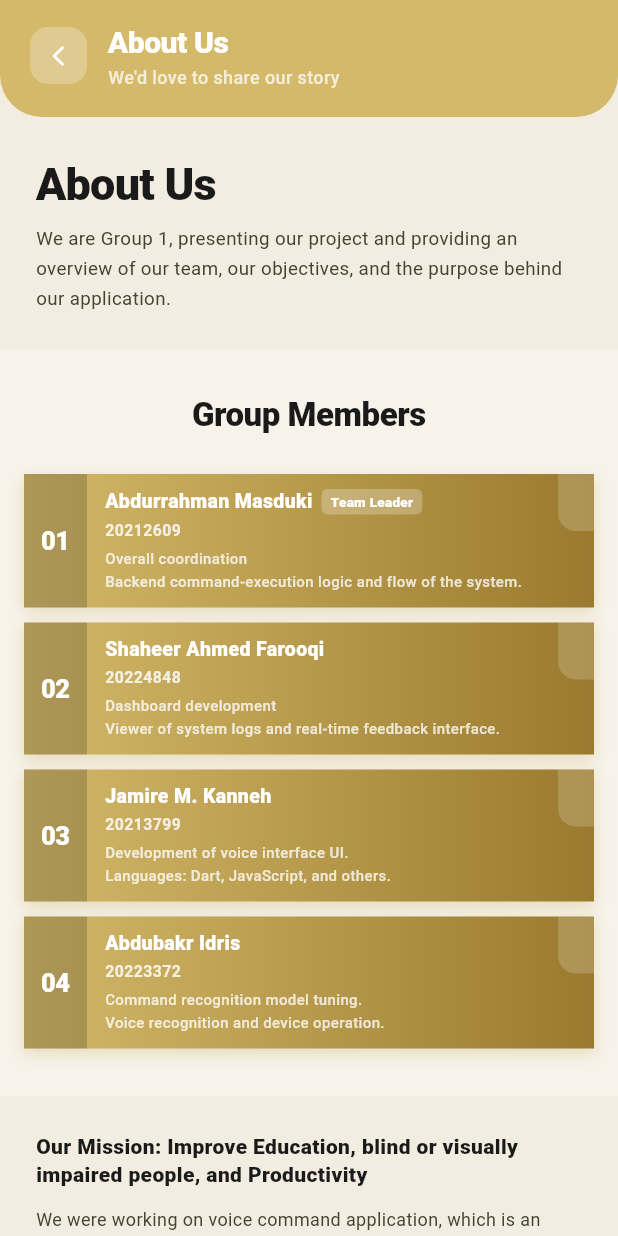
After one commit to jamirekanneh/voxapplication, a Flutter app: the AboutUsPage screen opened directly, on a phone screen of 412 x 824 dp. The commit adds this screen. Run offline on Flutter 3.47's test engine with Material 3 defaults, Android fonts, the phone set to English and light mode, and no system bars; our stand-ins replace app_links, cloud_firestore, file_picker, firebase_auth, firebase_core, flutter_tts and 6 more; missing offline and left inert: syncfusion_flutter_pdf; accounts and stored records are empty.

Commit message:
About us page

```diff
--- /dev/null
+++ b/lib/About_Us_Page.dart
@@ -0,0 +1,543 @@
+import 'package:flutter/material.dart';
+
+class AboutUsPage extends StatefulWidget {
+  const AboutUsPage({super.key});
+
+  @override
+  State<AboutUsPage> createState() => _AboutUsPageState();
+}
+
+class _AboutUsPageState extends State<AboutUsPage>
+    with SingleTickerProviderStateMixin {
+  // ── VOX Color Palette (matches menu + contact pages) ──────────────
+  static const Color primaryGold = Color(0xFFD4B96A); // header gold
+  static const Color darkGold = Color(0xFFB89A45);
+  static const Color creamBg = Color(0xFFF3E5AB); // menu bg
+  static const Color sectionBg1 = Color(0xFFF2EDE0); // light warm cream
+  static const Color sectionBg2 = Color(0xFFF7F3EA); // slightly lighter
+  static const Color darkText = Color(0xFF1A1A1A);
+  static const Color bodyText = Color(0xFF444433);
+  static const Color mutedText = Color(0xFF888877);
+
+  // Board of Directors
+  final List<Map<String, String>> _directors = [
+    {
+      'name': 'Abdurrahman Masduki',
+      'id': '20212609',
+      'title': 'Team Leader',
+      'role':
+          'Overall coordination\nBackend command-execution logic and flow of the system.',
+      'initials': 'AM',
+    },
+    {
+      'name': 'Shaheer Ahmed Farooqi',
+      'id': '20224848',
+      'title': '',
+      'role':
+          'Dashboard development\nViewer of system logs and real-time feedback interface.',
+      'initials': 'SA',
+    },
+    {
+      'name': 'Jamire M. Kanneh',
+      'id': '20213799',
+      'title': '',
+      'role':
+          'Development of voice interface UI.\nLanguages: Dart, JavaScript, and others.',
+      'initials': 'JK',
+    },
+    {
+      'name': 'Abdubakr Idris',
+      'id': '20223372',
+      'title': '',
+      'role':
+          'Command recognition model tuning.\nVoice recognition and device operation.',
+      'initials': 'AI',
+    },
+  ];
+
+  // Testimonials
+  final List<Map<String, String>> _testimonials = [
+    {
+      'quote':
+          '"VOX is a platform that listens and invests in its users. They know that our success is their success."',
+      'name': 'FRANK LOUGHAN',
+      'role': 'VP Revenue Operations',
+      'company': 'ARC Document Solutions',
+      'initials': 'FL',
+    },
+    {
+      'quote':
+          '"Since using VOX, our team productivity has grown by over 40%. The interface is intuitive and powerful."',
+      'name': 'SARAH MITCHELL',
+      'role': 'Head of Marketing',
+      'company': 'Brightwave Inc.',
+      'initials': 'SM',
+    },
+    {
+      'quote':
+          '"VOX transformed how we manage customer relationships. We would not go back to any other tool."',
+      'name': 'JAMES OKORO',
+      'role': 'CEO',
+      'company': 'Nexus Retail Group',
+      'initials': 'JO',
+    },
+    {
+      'quote':
+          '"The onboarding was seamless and the support team is world-class. Highly recommend VOX to every business."',
+      'name': 'LINDA VOSS',
+      'role': 'Operations Director',
+      'company': 'Summit Logistics',
+      'initials': 'LV',
+    },
+  ];
+
+  int _currentTestimonial = 0;
+  late AnimationController _fadeCtrl;
+  late Animation<double> _fadeAnim;
+
+  @override
+  void initState() {
+    super.initState();
+    _fadeCtrl = AnimationController(
+      vsync: this,
+      duration: const Duration(milliseconds: 500),
+    );
+    _fadeAnim = CurvedAnimation(parent: _fadeCtrl, curve: Curves.easeOut);
+    _fadeCtrl.forward();
+  }
+
+  @override
+  void dispose() {
+    _fadeCtrl.dispose();
+    super.dispose();
+  }
+
+  void _changeTestimonial(int index) {
+    _fadeCtrl.reset();
+    setState(() => _currentTestimonial = index);
+    _fadeCtrl.forward();
+  }
+
+  @override
+  Widget build(BuildContext context) {
+    return Scaffold(
+      backgroundColor: sectionBg1,
+      body: Column(
+        children: [
+          _buildHeader(context),
+          Expanded(
+            child: SingleChildScrollView(
+              child: Column(
+                children: [
+                  _buildHeroSection(),
+                  _buildBoardSection(),
+                  _buildMissionSection(),
+                  _buildStorySection(),
+                  _buildTestimonialsSection(),
+                ],
+              ),
+            ),
+          ),
+        ],
+      ),
+    );
+  }
+
+  // ── Header ─────────────────────────────────────────────────────────
+  Widget _buildHeader(BuildContext context) {
+    return Container(
+      width: double.infinity,
+      padding: EdgeInsets.only(
+        top: MediaQuery.of(context).padding.top + 14,
+        bottom: 18,
+        left: 20,
+        right: 20,
+      ),
+      decoration: const BoxDecoration(
+        color: primaryGold,
+        borderRadius: BorderRadius.vertical(bottom: Radius.circular(28)),
+      ),
+      child: Row(
+        children: [
+          GestureDetector(
+            onTap: () => Navigator.of(context).pop(),
+            child: Container(
+              width: 38,
+              height: 38,
+              decoration: BoxDecoration(
+                color: Colors.white.withOpacity(0.25),
+                borderRadius: BorderRadius.circular(12),
+              ),
+              child: const Icon(
+                Icons.arrow_back_ios_new_rounded,
+                color: Colors.white,
+                size: 16,
+              ),
+            ),
+          ),
+          const SizedBox(width: 14),
+          Expanded(
+            child: Column(
+              crossAxisAlignment: CrossAxisAlignment.start,
+              children: [
+                const Text(
+                  'About Us',
+                  style: TextStyle(
+                    fontSize: 20,
+                    fontWeight: FontWeight.w900,
+                    color: Colors.white,
+                    letterSpacing: -0.3,
+                  ),
+                ),
+                Text(
+                  'We\'d love to share our story',
+                  style: TextStyle(
+                    fontSize: 12,
+                    color: Colors.white.withOpacity(0.75),
+                    fontWeight: FontWeight.w500,
+                  ),
+                ),
+              ],
+            ),
+          ),
+          Container(width: 38, height: 38), // spacer to balance header
+        ],
+      ),
+    );
+  }
+
+  // ── Hero ───────────────────────────────────────────────────────────
+  Widget _buildHeroSection() {
+    return Container(
+      color: sectionBg1,
+      padding: const EdgeInsets.fromLTRB(24, 28, 24, 24),
+      child: Column(
+        crossAxisAlignment: CrossAxisAlignment.start,
+        children: [
+          const Text(
+            'About Us',
+            style: TextStyle(
+              fontSize: 30,
+              fontWeight: FontWeight.w900,
+              color: darkText,
+              letterSpacing: -0.5,
+              height: 1.1,
+            ),
+          ),
+          const SizedBox(height: 10),
+          Text(
+            "We are Group 1, presenting our project and providing an overview of our team, our objectives, and the purpose behind our application.",
+            style: TextStyle(fontSize: 12.5, color: bodyText, height: 1.6),
+          ),
+        ],
+      ),
+    );
+  }
+
+  // ── Board of Directors ─────────────────────────────────────────────
+  Widget _buildBoardSection() {
+    return Container(
+      color: sectionBg2,
+      padding: const EdgeInsets.fromLTRB(16, 28, 16, 32),
+      child: Column(
+        children: [
+          const Text(
+            'Group Members',
+            style: TextStyle(
+              fontSize: 22,
+              fontWeight: FontWeight.w900,
+              color: darkText,
+              letterSpacing: -0.3,
+            ),
+          ),
+          const SizedBox(height: 24),
+
+          // Stacked column of 4 wide horizontal cards
+          Column(
+            children: _directors.asMap().entries.map((entry) {
+              return Padding(
+                padding: EdgeInsets.only(
+                  bottom: entry.key < _directors.length - 1 ? 10 : 0,
+                ),
+                child: _directorCard(entry.value, entry.key + 1),
+              );
+            }).toList(),
+          ),
+        ],
+      ),
+    );
+  }
+
+  Widget _directorCard(Map<String, String> director, int index) {
+    final name = director['name']!;
+    final id = director['id']!;
+    final title = director['title']!;
+    final role = director['role']!;
+
+    return Container(
+      width: double.infinity,
+      decoration: BoxDecoration(
+        borderRadius: BorderRadius.zero,
+        gradient: const LinearGradient(
+          begin: Alignment.centerLeft,
+          end: Alignment.centerRight,
+          colors: [Color(0xFFD4B96A), Color(0xFF9A7A2E)],
+        ),
+        boxShadow: [
+          BoxShadow(
+            color: const Color(0xFFB89A45).withOpacity(0.3),
+            blurRadius: 8,
+            offset: const Offset(0, 3),
+          ),
+        ],
+      ),
+      child: Stack(
+        children: [
+          // ── Top-right corner accent ──────────────────────────
+          Positioned(
+            top: 0,
+            right: 0,
+            child: Container(
+              width: 24,
+              height: 38,
+              decoration: BoxDecoration(
+                color: Colors.white.withOpacity(0.18),
+                borderRadius: const BorderRadius.only(
+                  bottomLeft: Radius.circular(12),
+                ),
+              ),
+            ),
+          ),
+
+          // ── Number badge on left ─────────────────────────────
+          Positioned(
+            left: 0,
+            top: 0,
+            bottom: 0,
+            child: Container(
+              width: 42,
+              color: Colors.black.withOpacity(0.18),
+              child: Center(
+                child: Text(
+                  '0$index',
+                  style: const TextStyle(
+                    fontSize: 17,
+                    fontWeight: FontWeight.w900,
+                    color: Colors.white,
+                    letterSpacing: -0.5,
+                  ),
+                ),
+              ),
+            ),
+          ),
+
+          // ── Text content ────────────────────────────────────
+          Padding(
+            padding: const EdgeInsets.fromLTRB(54, 10, 36, 10),
+            child: Column(
+              crossAxisAlignment: CrossAxisAlignment.start,
+              mainAxisSize: MainAxisSize.min,
+              children: [
+                // Name + title badge on same row
+                Row(
+                  crossAxisAlignment: CrossAxisAlignment.center,
+                  children: [
+                    Flexible(
+                      child: Text(
+                        name,
+                        style: const TextStyle(
+                          fontSize: 13,
+                          fontWeight: FontWeight.w900,
+                          color: Colors.white,
+                          height: 1.2,
+                        ),
+                      ),
+                    ),
+                    if (title.isNotEmpty) ...[
+                      const SizedBox(width: 6),
+                      Container(
+                        padding: const EdgeInsets.symmetric(
+                          horizontal: 6,
+                          vertical: 2,
+                        ),
+                        decoration: BoxDecoration(
+                          color: Colors.white.withOpacity(0.25),
+                          borderRadius: BorderRadius.circular(4),
+                        ),
+                        child: Text(
+                          title,
+                          style: const TextStyle(
+                            fontSize: 9,
+                            fontWeight: FontWeight.w800,
+                            color: Colors.white,
+                            letterSpacing: 0.2,
+                          ),
+                        ),
+                      ),
+                    ],
+                  ],
+                ),
+                const SizedBox(height: 3),
+                // ID
+                Text(
+                  id,
+                  style: TextStyle(
+                    fontSize: 10.5,
+                    color: Colors.white.withOpacity(0.82),
+                    fontWeight: FontWeight.w700,
+                    letterSpacing: 0.3,
+                  ),
+                ),
+                const SizedBox(height: 4),
+                // Role — full multi-line
+                Text(
+                  role,
+                  style: TextStyle(
+                    fontSize: 10,
+                    color: Colors.white.withOpacity(0.78),
+                    fontWeight: FontWeight.w500,
+                    height: 1.45,
+                  ),
+                ),
+              ],
+            ),
+          ),
+        ],
+      ),
+    );
+  }
+
+  // ── Mission ────────────────────────────────────────────────────────
+  Widget _buildMissionSection() {
+    return Container(
+      color: sectionBg1,
+      padding: const EdgeInsets.fromLTRB(24, 24, 24, 24),
+      child: Column(
+        crossAxisAlignment: CrossAxisAlignment.start,
+        children: [
+          const Text(
+            'Our Mission: Improve Education, blind or visually impaired people, and Productivity',
+            style: TextStyle(
+              fontSize: 14,
+              fontWeight: FontWeight.w900,
+              color: darkText,
+              height: 1.35,
+            ),
+          ),
+          const SizedBox(height: 10),
+          Text(
+            'We were working on voice command application, which is an intelligent application that enables the user to control what is read aloud, perform certain functions, and access different forms of knowledge by merely giving commands by the mouth. The solution is innovative, as it eliminates the necessity of a manual interaction with the user as it provides a hands-free and efficient experience with digital content.',
+            style: TextStyle(fontSize: 12, color: bodyText, height: 1.6),
+          ),
+        ],
+      ),
+    );
+  }
+
+  // ── Story ──────────────────────────────────────────────────────────
+  Widget _buildStorySection() {
+    return Container(
+      color: sectionBg2,
+      padding: const EdgeInsets.fromLTRB(24, 24, 24, 24),
+      child: Column(
+        crossAxisAlignment: CrossAxisAlignment.start,
+        children: [
+          const Text(
+            'About the App',
+            style: TextStyle(
+              fontSize: 18,
+              fontWeight: FontWeight.w900,
+              color: darkText,
+            ),
+          ),
+          const SizedBox(height: 11),
+          Text(
+            'This project focuses on the design and development of a Voice Command Mobile Application that allows users to control application features, access documents, and receive audio-based information using natural voice commands. The importance of this project comes from addressing common limitations in many existing applications, such as poor design, heavy dependence on internet connectivity, and lack of proper documentation. In addition, most current voice-enabled applications are general-purpose and do not specifically support students or users who need academic assistance.',
+            style: TextStyle(fontSize: 12, color: bodyText, height: 1.65),
+          ),
+          const SizedBox(height: 11),
+          Text(
+            'The main objective of the application is to provide a user-friendly and customizable learning tool. It enables users to upload documents, listen to content through text-to-speech, generate study summaries, create flashcards, and use personalized voice commands. A key feature of the system is the ability to work offline for certain functions, which improves accessibility and usability for students.',
+            style: TextStyle(fontSize: 12, color: bodyText, height: 1.65),
+          ),
+          const SizedBox(height: 11),
+          Text(
+            'The system is developed following the Software Development Life Cycle (SDLC) using the Agile methodology, allowing iterative development, continuous testing, and user feedback. The application uses Flutter (Dart) for cross-platform mobile development and JavaScript for backend logic. Python-based Natural Language Processing (NLP) is used for speech-to-text and summarization, while Firebase Firestore stores user data, documents, and learning materials securely. Overall, the application aims to improve learning efficiency and accessibility, especially for users with visual or physical impairments.',
+            style: TextStyle(fontSize: 12, color: bodyText, height: 1.65),
+          ),
+        ],
+      ),
+    );
+  }
+
+  // ── Testimonials ───────────────────────────────────────────────────
+  Widget _buildTestimonialsSection() {
+    final t = _testimonials[0]; // show only the first testimonial
+
+    return Container(
+      color: sectionBg1,
+      padding: const EdgeInsets.fromLTRB(24, 32, 24, 32),
+      child: Column(
+        children: [
+          const Text(
+            'Our Sincere',
+            textAlign: TextAlign.center,
+            style: TextStyle(
+              fontSize: 21,
+              fontWeight: FontWeight.w900,
+              color: darkText,
+              letterSpacing: -0.3,
+            ),
+          ),
+          const SizedBox(height: 24),
+
+          // Single card
+          Container(
+            width: double.infinity,
+            padding: const EdgeInsets.fromLTRB(20, 24, 20, 20),
+            decoration: BoxDecoration(
+              color: Colors.white,
+              borderRadius: BorderRadius.circular(16),
+              border: Border.all(
+                color: Colors.black.withOpacity(0.07),
+                width: 1,
+              ),
+              boxShadow: [
+                BoxShadow(
+                  color: Colors.black.withOpacity(0.05),
+                  blurRadius: 14,
+                  offset: const Offset(0, 4),
+                ),
+              ],
+            ),
+            child: Column(
+              children: [
+                Text(
+                  'This project represents not only our effort but also the shared dedication and inspiration provided and gratitude by Prof. Dr. Nadire Çavuş for her continuous support, guidance and encouragement throughout this project. Her valuable insights and advice have played a major role in helping us complete this work. Our Assist. Dr. Oke Oluwafemi for giving us some tips for this project and Assist. Prof. Nasim Ahmedzadeh, also our Course Advisor Assoc. Dr. Sahar Ebadinezhad for helping us revising the diagrams by her guidance we leant how to draw the diagrams and make them more meaningful and clearer.',
+                  textAlign: TextAlign.center,
+                  style: TextStyle(
+                    fontSize: 12.5,
+                    color: bodyText,
+                    height: 1.7,
+                  ),
+                ),
+                const SizedBox(height: 18),
+                Divider(color: Colors.black.withOpacity(0.07)),
+                const SizedBox(height: 12),
+                const Text(
+                  'VOX',
+                  style: TextStyle(
+                    fontSize: 13,
+                    fontWeight: FontWeight.w900,
+                    color: darkText,
+                    letterSpacing: 3,
+                  ),
+                ),
+              ],
+            ),
+          ),
+        ],
+      ),
+    );
+  }
+}
--- a/lib/menu_page.dart
+++ b/lib/menu_page.dart
@@ -7,6 +7,7 @@ import 'package:shared_preferences/shared_preferences.dart';
 import 'language_provider.dart';
 import 'profile_page.dart';
 import 'contact_us_page.dart';
+import 'About_Us_Page.dart';
 
 class MenuPage extends StatefulWidget {
   const MenuPage({super.key});
@@ -561,7 +562,10 @@ class _MenuPageState extends State<MenuPage> {
                   _buildMenuItem(
                     icon: Icons.info_outline_rounded,
                     title: lang.t('menu_about'),
-                    onTap: () {},
+                    onTap: () => Navigator.push(
+                      context,
+                      MaterialPageRoute(builder: (_) => const AboutUsPage()),
+                    ),
                   ),
 
                   // ── Contact Us ── navigates to ContactUsPage ─────────────
```
